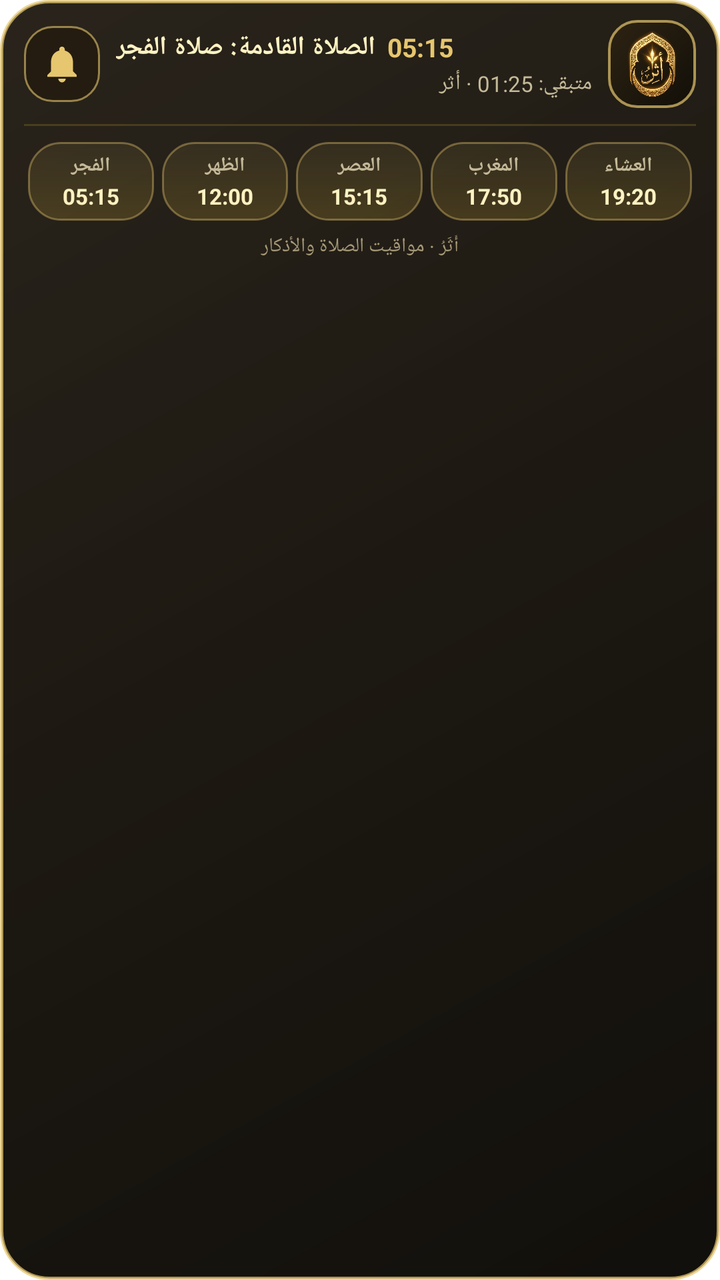
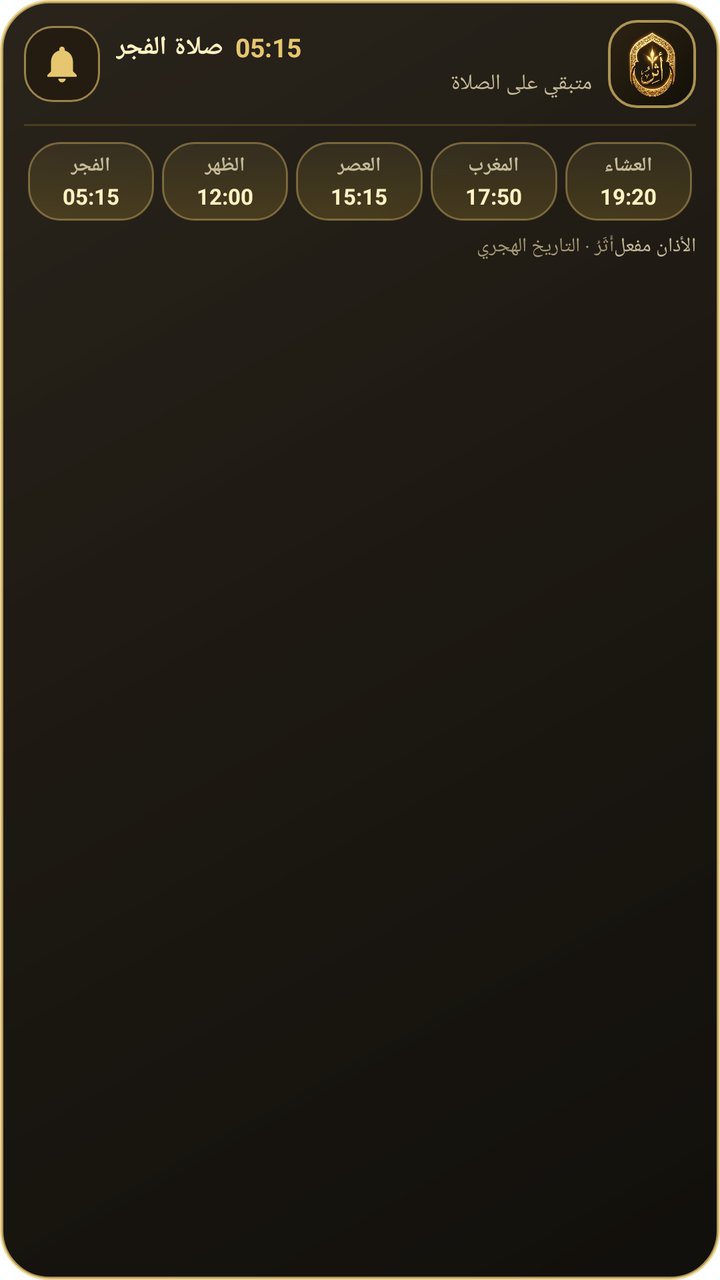

The first picture is an Android layout as it rendered before a commit; the second is the same layout after the commit. The layout source and the unified diff follow.
<!-- AndroidManifest.xml: fallback theme Theme.MaterialComponents.DayNight.NoActionBar -->
<!-- res/layout/notification_ongoing_expanded.xml -->
<?xml version="1.0" encoding="utf-8"?>
<LinearLayout xmlns:android="http://schemas.android.com/apk/res/android"
    android:id="@+id/layoutOngoingNotifExpanded"
    android:layout_width="match_parent"
    android:layout_height="wrap_content"
    android:background="@drawable/royal_overlay_card_bg"
    android:orientation="vertical"
    android:paddingStart="12dp"
    android:paddingEnd="12dp"
    android:paddingTop="10dp"
    android:paddingBottom="10dp">

    
    <LinearLayout
        android:layout_width="match_parent"
        android:layout_height="wrap_content"
        android:gravity="center_vertical"
        android:orientation="horizontal">

        
        <ImageButton
            android:id="@+id/btnOngoingBell"
            android:layout_width="38dp"
            android:layout_height="38dp"
            android:layout_marginEnd="8dp"
            android:background="@drawable/royal_dark_btn_bg"
            android:contentDescription="تبديل تنبيه الأذان"
            android:padding="8dp"
            android:scaleType="fitCenter"
            android:src="@drawable/ic_bell_active" />

        
        <LinearLayout
            android:layout_width="0dp"
            android:layout_height="wrap_content"
            android:layout_weight="1"
            android:gravity="center_vertical"
            android:orientation="vertical">

            <LinearLayout
                android:layout_width="wrap_content"
                android:layout_height="wrap_content"
                android:gravity="center_vertical"
                android:orientation="horizontal">

                <TextView
                    android:id="@+id/tvOngoingPrayerTitle"
                    android:layout_width="wrap_content"
                    android:layout_height="wrap_content"
                    android:ellipsize="end"
                    android:maxLines="1"
                    android:text="الصلاة القادمة: صلاة الفجر"
                    android:textColor="#FFF2C2"
                    android:textSize="13sp"
                    android:textStyle="bold" />

                <TextView
                    android:id="@+id/tvOngoingPrayerTime"
                    android:layout_width="wrap_content"
                    android:layout_height="wrap_content"
                    android:layout_marginStart="6dp"
                    android:text="05:15"
                    android:textColor="#E6C66E"
                    android:textSize="13sp"
                    android:textStyle="bold" />
            </LinearLayout>

            <TextView
                android:id="@+id/tvOngoingSubtitle"
                android:layout_width="match_parent"
                android:layout_height="wrap_content"
                android:layout_marginTop="2dp"
                android:ellipsize="end"
                android:maxLines="1"
                android:text="متبقي: 01:25 · أثر"
                android:textColor="#C4B998"
                android:textSize="11sp" />
        </LinearLayout>

        
        <FrameLayout
            android:layout_width="44dp"
            android:layout_height="44dp"
            android:layout_marginStart="8dp"
            android:background="@drawable/royal_logo_frame_bg"
            android:padding="5dp">

            <ImageView
                android:id="@+id/ivOngoingLogo"
                android:layout_width="match_parent"
                android:layout_height="match_parent"
                android:contentDescription="شعار أثر الملكي"
                android:scaleType="fitCenter"
                android:src="@drawable/icon_logo" />
        </FrameLayout>
    </LinearLayout>

    
    <View
        android:layout_width="match_parent"
        android:layout_height="1dp"
        android:layout_marginTop="8dp"
        android:layout_marginBottom="8dp"
        android:background="#33D4AF37" />

    
    <LinearLayout
        android:layout_width="match_parent"
        android:layout_height="wrap_content"
        android:gravity="center"
        android:orientation="horizontal">

        
        <LinearLayout
            android:id="@+id/boxOngoingFajr"
            android:layout_width="0dp"
            android:layout_height="wrap_content"
            android:layout_weight="1"
            android:layout_marginHorizontal="2dp"
            android:background="@drawable/widget_prayer_box_bg"
            android:gravity="center"
            android:orientation="vertical"
            android:paddingVertical="5dp"
            android:paddingHorizontal="2dp">

            <TextView
                android:id="@+id/tvOngoingFajrName"
                android:layout_width="wrap_content"
                android:layout_height="wrap_content"
                android:text="الفجر"
                android:textColor="#C4B998"
                android:textSize="10sp"
                android:textStyle="bold" />

            <TextView
                android:id="@+id/tvOngoingFajrTime"
                android:layout_width="wrap_content"
                android:layout_height="wrap_content"
                android:layout_marginTop="1dp"
                android:text="05:15"
                android:textColor="#FFF2C2"
                android:textSize="11sp"
                android:textStyle="bold" />
        </LinearLayout>

        
        <LinearLayout
            android:id="@+id/boxOngoingDhuhr"
            android:layout_width="0dp"
            android:layout_height="wrap_content"
            android:layout_weight="1"
            android:layout_marginHorizontal="2dp"
            android:background="@drawable/widget_prayer_box_bg"
            android:gravity="center"
            android:orientation="vertical"
            android:paddingVertical="5dp"
            android:paddingHorizontal="2dp">

            <TextView
                android:id="@+id/tvOngoingDhuhrName"
                android:layout_width="wrap_content"
                android:layout_height="wrap_content"
                android:text="الظهر"
                android:textColor="#C4B998"
                android:textSize="10sp"
                android:textStyle="bold" />

            <TextView
                android:id="@+id/tvOngoingDhuhrTime"
                android:layout_width="wrap_content"
                android:layout_height="wrap_content"
                android:layout_marginTop="1dp"
                android:text="12:00"
                android:textColor="#FFF2C2"
                android:textSize="11sp"
                android:textStyle="bold" />
        </LinearLayout>

        
        <LinearLayout
            android:id="@+id/boxOngoingAsr"
            android:layout_width="0dp"
            android:layout_height="wrap_content"
            android:layout_weight="1"
            android:layout_marginHorizontal="2dp"
            android:background="@drawable/widget_prayer_box_bg"
            android:gravity="center"
            android:orientation="vertical"
            android:paddingVertical="5dp"
            android:paddingHorizontal="2dp">

            <TextView
                android:id="@+id/tvOngoingAsrName"
                android:layout_width="wrap_content"
                android:layout_height="wrap_content"
                android:text="العصر"
                android:textColor="#C4B998"
                android:textSize="10sp"
                android:textStyle="bold" />

            <TextView
                android:id="@+id/tvOngoingAsrTime"
                android:layout_width="wrap_content"
                android:layout_height="wrap_content"
                android:layout_marginTop="1dp"
                android:text="15:15"
                android:textColor="#FFF2C2"
                android:textSize="11sp"
                android:textStyle="bold" />
        </LinearLayout>

        
        <LinearLayout
            android:id="@+id/boxOngoingMaghrib"
            android:layout_width="0dp"
            android:layout_height="wrap_content"
            android:layout_weight="1"
            android:layout_marginHorizontal="2dp"
            android:background="@drawable/widget_prayer_box_bg"
            android:gravity="center"
            android:orientation="vertical"
            android:paddingVertical="5dp"
            android:paddingHorizontal="2dp">

            <TextView
                android:id="@+id/tvOngoingMaghribName"
                android:layout_width="wrap_content"
                android:layout_height="wrap_content"
                android:text="المغرب"
                android:textColor="#C4B998"
                android:textSize="10sp"
                android:textStyle="bold" />

            <TextView
                android:id="@+id/tvOngoingMaghribTime"
                android:layout_width="wrap_content"
                android:layout_height="wrap_content"
                android:layout_marginTop="1dp"
                android:text="17:50"
                android:textColor="#FFF2C2"
                android:textSize="11sp"
                android:textStyle="bold" />
        </LinearLayout>

        
        <LinearLayout
            android:id="@+id/boxOngoingIsha"
            android:layout_width="0dp"
            android:layout_height="wrap_content"
            android:layout_weight="1"
            android:layout_marginHorizontal="2dp"
            android:background="@drawable/widget_prayer_box_bg"
            android:gravity="center"
            android:orientation="vertical"
            android:paddingVertical="5dp"
            android:paddingHorizontal="2dp">

            <TextView
                android:id="@+id/tvOngoingIshaName"
                android:layout_width="wrap_content"
                android:layout_height="wrap_content"
                android:text="العشاء"
                android:textColor="#C4B998"
                android:textSize="10sp"
                android:textStyle="bold" />

            <TextView
                android:id="@+id/tvOngoingIshaTime"
                android:layout_width="wrap_content"
                android:layout_height="wrap_content"
                android:layout_marginTop="1dp"
                android:text="19:20"
                android:textColor="#FFF2C2"
                android:textSize="11sp"
                android:textStyle="bold" />
        </LinearLayout>
    </LinearLayout>

    
    <TextView
        android:id="@+id/tvOngoingExpandedFooter"
        android:layout_width="match_parent"
        android:layout_height="wrap_content"
        android:layout_marginTop="6dp"
        android:gravity="center"
        android:text="أَثَرُ · مواقيت الصلاة والأذكار"
        android:textColor="#A69977"
        android:textSize="10sp" />

</LinearLayout>
<!-- resources referenced by this layout -->
<resources>
  <!-- drawable ic_bell_active (drawable) -->
  <vector xmlns:android="http://schemas.android.com/apk/res/android"
      android:width="24dp"
      android:height="24dp"
      android:viewportWidth="24"
      android:viewportHeight="24">
    <path
        android:fillColor="#E6C66E"
        android:pathData="M12,22c1.1,0 2,-0.9 2,-2h-4c0,1.1 0.9,2 2,2zM18,16v-5c0,-3.07 -1.63,-5.64 -4.5,-6.32V4c0,-0.83 -0.67,-1.5 -1.5,-1.5s-1.5,0.67 -1.5,1.5v0.68C7.64,5.36 6,7.92 6,11v5l-2,2v1h16v-1l-2,-2z"/>
  </vector>
  <!-- drawable icon_logo: png bitmap (drawable, 757021 bytes) -->
  <!-- drawable royal_dark_btn_bg (drawable) -->
  <?xml version="1.0" encoding="utf-8"?>
  <ripple xmlns:android="http://schemas.android.com/apk/res/android"
      android:color="#30E6C66E">
      <item>
          <shape android:shape="rectangle">
              <solid android:color="#241C10" />
              <corners android:radius="14dp" />
              <stroke
                  android:width="1dp"
                  android:color="#99E6C66E" />
          </shape>
      </item>
  </ripple>
  <!-- drawable royal_logo_frame_bg (drawable) -->
  <?xml version="1.0" encoding="utf-8"?>
  <shape xmlns:android="http://schemas.android.com/apk/res/android"
      android:shape="rectangle">
      <gradient
          android:angle="315"
          android:startColor="#2D2313"
          android:endColor="#120F08"
          android:type="linear" />
      <corners android:radius="14dp" />
      <stroke
          android:width="1.2dp"
          android:color="#B3E6C66E" />
  </shape>
  <!-- drawable royal_overlay_card_bg (drawable) -->
  <?xml version="1.0" encoding="utf-8"?>
  <shape xmlns:android="http://schemas.android.com/apk/res/android"
      android:shape="rectangle">
      <gradient
          android:angle="315"
          android:startColor="#F01C160D"
          android:centerColor="#F5130F08"
          android:endColor="#F80B0905"
          android:type="linear" />
      <corners android:radius="24dp" />
      <stroke
          android:width="1.5dp"
          android:color="#B8E6C66E" />
  </shape>
  <!-- drawable widget_prayer_box_bg (drawable) -->
  <?xml version="1.0" encoding="utf-8"?>
  <shape xmlns:android="http://schemas.android.com/apk/res/android"
      android:shape="rectangle">
      <gradient
          android:angle="90"
          android:startColor="#33D4AF37"
          android:endColor="#15E6C66E"
          android:type="linear" />
      <corners android:radius="16dp" />
      <stroke
          android:width="1dp"
          android:color="#66E6C66E" />
  </shape>
</resources>

<!-- the commit's change to res/layout/notification_ongoing_expanded.xml (unified diff, before → after) -->
@@ -19,7 +19,7 @@
 
         
         <ImageButton
-            android:id="@+id/btnOngoingBell"
+            android:id="@+id/btnExpandedMute"
             android:layout_width="38dp"
             android:layout_height="38dp"
             android:layout_marginEnd="8dp"
@@ -44,18 +44,18 @@
                 android:orientation="horizontal">
 
                 <TextView
-                    android:id="@+id/tvOngoingPrayerTitle"
+                    android:id="@+id/tvExpandedNextPrayer"
                     android:layout_width="wrap_content"
                     android:layout_height="wrap_content"
                     android:ellipsize="end"
                     android:maxLines="1"
-                    android:text="الصلاة القادمة: صلاة الفجر"
+                    android:text="صلاة الفجر"
                     android:textColor="#FFF2C2"
                     android:textSize="13sp"
                     android:textStyle="bold" />
 
                 <TextView
-                    android:id="@+id/tvOngoingPrayerTime"
+                    android:id="@+id/tvExpandedNextTime"
                     android:layout_width="wrap_content"
                     android:layout_height="wrap_content"
                     android:layout_marginStart="6dp"
@@ -66,23 +66,26 @@
             </LinearLayout>
 
             <TextView
-                android:id="@+id/tvOngoingSubtitle"
+                android:id="@+id/tvExpandedRemaining"
                 android:layout_width="match_parent"
                 android:layout_height="wrap_content"
                 android:layout_marginTop="2dp"
                 android:ellipsize="end"
                 android:maxLines="1"
-                android:text="متبقي: 01:25 · أثر"
+                android:text="متبقي على الصلاة"
                 android:textColor="#C4B998"
                 android:textSize="11sp" />
         </LinearLayout>
 
         
         <FrameLayout
+            android:id="@+id/btnOpenApp"
             android:layout_width="44dp"
             android:layout_height="44dp"
             android:layout_marginStart="8dp"
             android:background="@drawable/royal_logo_frame_bg"
+            android:clickable="true"
+            android:focusable="true"
             android:padding="5dp">
 
             <ImageView
@@ -133,7 +136,7 @@
                 android:textStyle="bold" />
 
             <TextView
-                android:id="@+id/tvOngoingFajrTime"
+                android:id="@+id/tvFajrTime"
                 android:layout_width="wrap_content"
                 android:layout_height="wrap_content"
                 android:layout_marginTop="1dp"
@@ -166,7 +169,7 @@
                 android:textStyle="bold" />
 
             <TextView
-                android:id="@+id/tvOngoingDhuhrTime"
+                android:id="@+id/tvDhuhrTime"
                 android:layout_width="wrap_content"
                 android:layout_height="wrap_content"
                 android:layout_marginTop="1dp"
@@ -199,7 +202,7 @@
                 android:textStyle="bold" />
 
             <TextView
-                android:id="@+id/tvOngoingAsrTime"
+                android:id="@+id/tvAsrTime"
                 android:layout_width="wrap_content"
                 android:layout_height="wrap_content"
                 android:layout_marginTop="1dp"
@@ -232,7 +235,7 @@
                 android:textStyle="bold" />
 
             <TextView
-                android:id="@+id/tvOngoingMaghribTime"
+                android:id="@+id/tvMaghribTime"
                 android:layout_width="wrap_content"
                 android:layout_height="wrap_content"
                 android:layout_marginTop="1dp"
@@ -265,7 +268,7 @@
                 android:textStyle="bold" />
 
             <TextView
-                android:id="@+id/tvOngoingIshaTime"
+                android:id="@+id/tvIshaTime"
                 android:layout_width="wrap_content"
                 android:layout_height="wrap_content"
                 android:layout_marginTop="1dp"
@@ -277,14 +280,29 @@
     </LinearLayout>
 
     
-    <TextView
-        android:id="@+id/tvOngoingExpandedFooter"
+    <LinearLayout
         android:layout_width="match_parent"
         android:layout_height="wrap_content"
         android:layout_marginTop="6dp"
-        android:gravity="center"
-        android:text="أَثَرُ · مواقيت الصلاة والأذكار"
-        android:textColor="#A69977"
-        android:textSize="10sp" />
+        android:gravity="center_vertical"
+        android:orientation="horizontal">
+
+        <TextView
+            android:id="@+id/tvExpandedHijriDate"
+            android:layout_width="0dp"
+            android:layout_height="wrap_content"
+            android:layout_weight="1"
+            android:text="أَثَرُ · التاريخ الهجري"
+            android:textColor="#A69977"
+            android:textSize="10sp" />
+
+        <TextView
+            android:id="@+id/tvMuteStatus"
+            android:layout_width="wrap_content"
+            android:layout_height="wrap_content"
+            android:text="الأذان مفعل"
+            android:textColor="#C4B998"
+            android:textSize="10sp" />
+    </LinearLayout>
 
 </LinearLayout>
